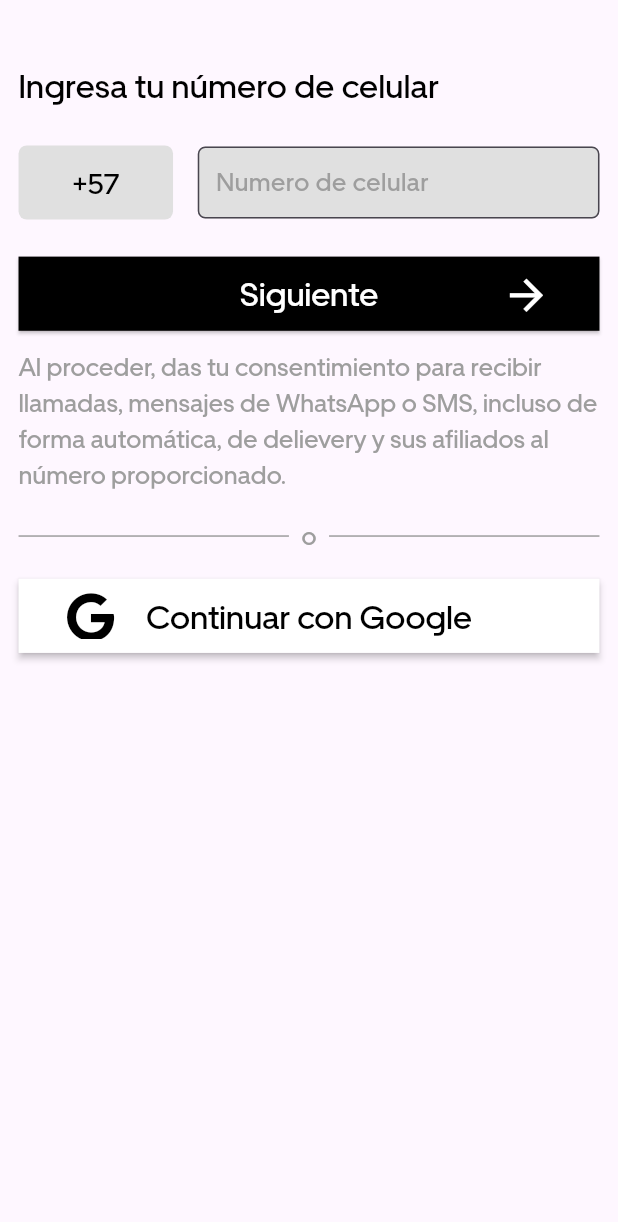
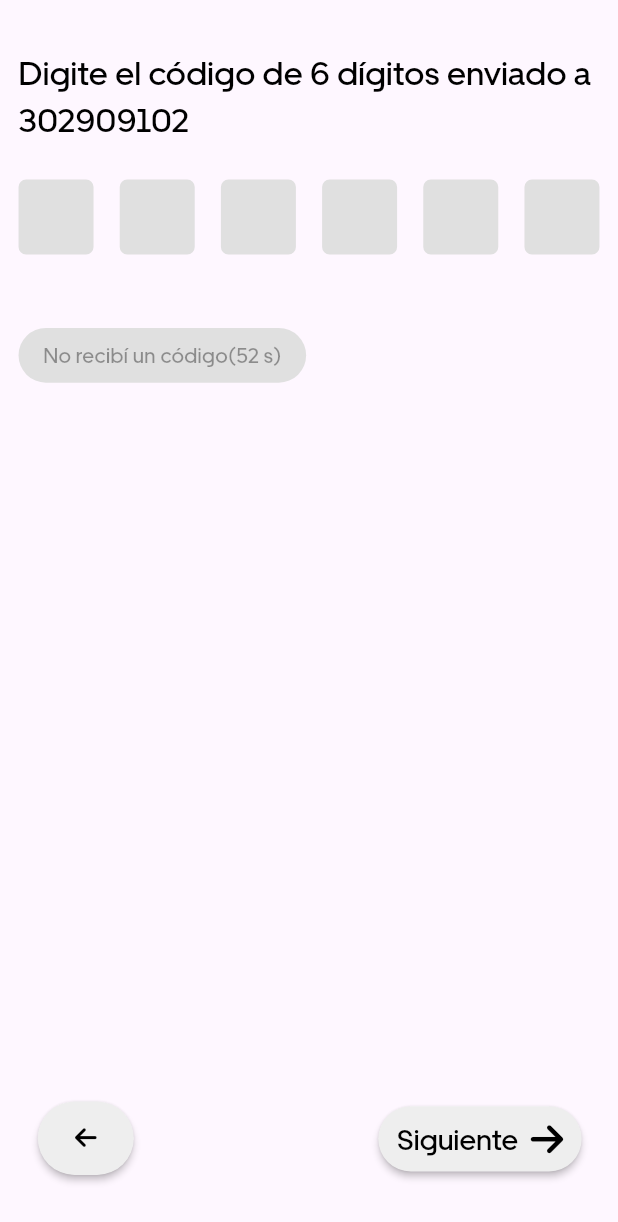
Before and after one commit to Lovealone1/DelieveryDllMovil, a Flutter app: the screen it shows after launch, on a phone screen of 412 x 824 dp. Shown: the top 1222 px of the screen. Run offline on Flutter 3.47's test engine with Material 3 defaults, Android fonts, the phone set to English and light mode, and no system bars; drawn by our look-alikes of pin_code_fields; our stand-ins replace country_picker, font_awesome_flutter, sizer.

Commit message:
Feat: UX Pagina de autentificación OTP

```diff
--- a/lib/main.dart
+++ b/lib/main.dart
@@ -1,5 +1,6 @@
 import 'package:flutter/material.dart';
-import 'package:food_delievery/view/authScreens/mobileLoginScreen.dart';
+//import 'package:food_delievery/view/authScreens/mobileLoginScreen.dart';
+import 'package:food_delievery/view/authScreens/otpScreen.dart';
 import 'package:sizer/sizer.dart';
 void main() {
   runApp(const MyApp());
@@ -16,7 +17,7 @@ class MyApp extends StatelessWidget {
         title: 'Flutter Demo',
         theme: ThemeData(
         ),
-        home: MobileLoginScreen()
+        home: OTPScreen()
       );
     });
 
--- a/lib/view/authScreens/mobileLoginScreen.dart
+++ b/lib/view/authScreens/mobileLoginScreen.dart
@@ -56,7 +56,8 @@ class _MobileLoginScreenState extends State<MobileLoginScreen> {
                   alignment: Alignment.center,
                   decoration: BoxDecoration(
                     borderRadius: BorderRadius.circular(4.sp),
-                    color: greyShade3,
+                    border: Border.all(color: grey)
+                    //color: greyShade3,
                   ),
                   child: Text(
                     selectedCountry,
@@ -76,8 +77,8 @@ class _MobileLoginScreenState extends State<MobileLoginScreen> {
                           EdgeInsets.symmetric(vertical: 0, horizontal: 2.w),
                       hintText: 'Numero de celular',
                       hintStyle: AppTextStyles.textFieldHintTextStyle,
-                      filled: true,
-                      fillColor: greyShade3,
+                      //filled: true,
+                      //fillColor: greyShade3,
                       border: OutlineInputBorder(
                         borderRadius: BorderRadius.circular(5),
                         borderSide: BorderSide(
@@ -179,7 +180,7 @@ class _MobileLoginScreenState extends State<MobileLoginScreen> {
                       child: FaIcon(
                         FontAwesomeIcons.google,
                         color: black,
-                        size: 4.h,
+                        size: 3.h,
                       ))
                 ],
               ))
--- /dev/null
+++ b/lib/view/authScreens/otpScreen.dart
@@ -0,0 +1,157 @@
+import 'dart:async';
+
+import 'package:flutter/material.dart';
+import 'package:font_awesome_flutter/font_awesome_flutter.dart';
+import 'package:food_delievery/utils/colors.dart';
+import 'package:food_delievery/utils/textStyles.dart';
+import 'package:pin_code_fields/pin_code_fields.dart';
+import 'package:sizer/sizer.dart';
+
+class OTPScreen extends StatefulWidget {
+  const OTPScreen({super.key});
+
+  @override
+  State<OTPScreen> createState() => _OTPScreenState();
+}
+
+class _OTPScreenState extends State<OTPScreen> {
+  TextEditingController otpController = TextEditingController();
+  StreamController<ErrorAnimationType> errorController =
+      StreamController<ErrorAnimationType>();
+  int resendOTPCounter = 60;
+
+  decreaseOTPCounter() async {
+    if (resendOTPCounter > 0) {
+      setState(() {
+        resendOTPCounter -= 1;
+      });
+      await Future.delayed(const Duration(seconds: 1), () {
+        decreaseOTPCounter();
+      });
+    }
+  }
+
+  @override
+  void initState() {
+    super.initState();
+    WidgetsBinding.instance.addPostFrameCallback((_) {
+      decreaseOTPCounter();
+    });
+  }
+
+  @override
+  Widget build(BuildContext context) {
+    return Scaffold(
+      floatingActionButton: Stack(
+        children: [
+          Positioned(
+            left: 10.w,
+            bottom: 3.h,
+            child: ElevatedButton(
+                onPressed: () {},
+                style: ElevatedButton.styleFrom(
+                    shape: StadiumBorder(),
+                    padding: EdgeInsets.all(2.h),
+                    backgroundColor: greyShade2,
+                    elevation: 2),
+                child: FaIcon(
+                  FontAwesomeIcons.arrowLeft,
+                  size: 2.h,
+                  color: black,
+                )),
+          ),
+          Positioned(
+            right: 2.w,
+            bottom: 3.h,
+            child: ElevatedButton(
+                onPressed: () {},
+                style: ElevatedButton.styleFrom(
+                    shape: StadiumBorder(),
+                    padding:
+                        EdgeInsets.symmetric(horizontal: 3.w, vertical: 1.h),
+                    backgroundColor: greyShade2,
+                    elevation: 2),
+                child: Row(
+                  children: [
+                    Text(
+                      'Siguiente',
+                      style: AppTextStyles.body14,
+                    ),
+                    SizedBox(width:2.w ,),
+                    FaIcon(
+                      FontAwesomeIcons.arrowRight,
+                      size: 3.h,
+                      color: black,
+                    ),
+                  ],
+                )),
+          )
+        ],
+      ),
+      body: ListView(
+        padding: EdgeInsets.symmetric(horizontal: 3.w, vertical: 2.h),
+        children: [
+          SizedBox(
+            height: 2.h,
+          ),
+          Text(
+            'Digite el código de 6 dígitos enviado a 302909102',
+            style: AppTextStyles.body16,
+          ),
+          SizedBox(
+            height: 3.h,
+          ),
+          PinCodeTextField(
+            length: 6,
+            appContext: context,
+            obscureText: false,
+            animationType: AnimationType.fade,
+            textStyle: AppTextStyles.body14,
+            pinTheme: PinTheme(
+              shape: PinCodeFieldShape.box,
+              borderRadius: BorderRadius.circular(5),
+              fieldHeight: 50,
+              fieldWidth: 50,
+              activeFillColor: Colors.white,
+              inactiveColor: greyShade3,
+              inactiveFillColor: greyShade3,
+              selectedFillColor: white,
+              selectedColor: black,
+              activeColor: black,
+            ),
+            animationDuration: const Duration(milliseconds: 300),
+            backgroundColor: transparent,
+            enableActiveFill: true,
+            errorAnimationController: errorController,
+            controller: otpController,
+            onCompleted: (v) {},
+            onChanged: (value) {},
+            beforeTextPaste: (text) {
+              return true;
+            },
+          ),
+          SizedBox(
+            height: 4.h,
+          ),
+          Row(
+            children: [
+              Container(
+                padding: EdgeInsets.symmetric(horizontal: 4.w, vertical: 1.h),
+                decoration: BoxDecoration(
+                    borderRadius: BorderRadius.circular(
+                      50.sp,
+                    ),
+                    color: greyShade3),
+                child: Text(
+                  'No recibí un código($resendOTPCounter s)',
+                  style: AppTextStyles.small10
+                      .copyWith(color: resendOTPCounter > 0 ? black38 : black),
+                ),
+              ),
+            ],
+          )
+        ],
+      ),
+    );
+  }
+}
--- a/pubspec.yaml
+++ b/pubspec.yaml
@@ -18,6 +18,7 @@ dependencies:
   sizer: ^2.0.15
   country_picker: ^2.0.25
   font_awesome_flutter: ^10.7.0
+  pin_code_fields: ^8.0.1
 
 dev_dependencies:
   flutter_test:
```
Also changed, not shown: pubspec.lock.
